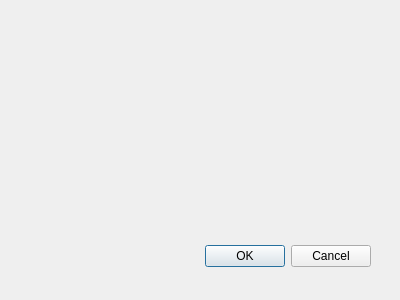
Qt form BerViewer/sign_verify_dlg.ui (jykim74/BerEditor) before a commit.
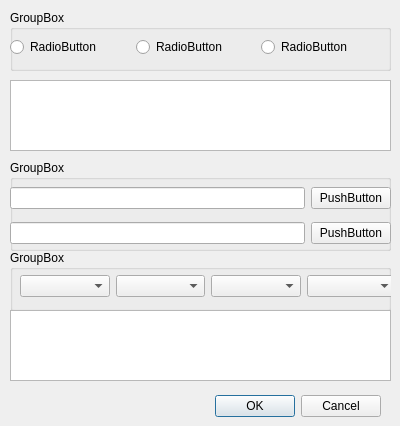
The same form after that commit.

The edit to the form file:
```diff
--- a/BerViewer/sign_verify_dlg.ui
+++ b/BerViewer/sign_verify_dlg.ui
@@ -9,7 +9,7 @@
     <x>0</x>
     <y>0</y>
     <width>400</width>
-    <height>300</height>
+    <height>426</height>
    </rect>
   </property>
   <property name="windowTitle">
@@ -18,8 +18,8 @@
   <widget name="buttonBox" class="QDialogButtonBox">
    <property name="geometry">
     <rect>
-     <x>30</x>
-     <y>240</y>
+     <x>40</x>
+     <y>390</y>
      <width>341</width>
      <height>32</height>
     </rect>
@@ -31,6 +31,154 @@
     <set>QDialogButtonBox::Cancel|QDialogButtonBox::Ok</set>
    </property>
   </widget>
+  <widget class="QGroupBox" name="groupBox">
+   <property name="geometry">
+    <rect>
+     <x>10</x>
+     <y>10</y>
+     <width>381</width>
+     <height>61</height>
+    </rect>
+   </property>
+   <property name="title">
+    <string>GroupBox</string>
+   </property>
+   <widget class="QWidget" name="gridLayoutWidget">
+    <property name="geometry">
+     <rect>
+      <x>0</x>
+      <y>22</y>
+      <width>371</width>
+      <height>31</height>
+     </rect>
+    </property>
+    <layout class="QGridLayout" name="gridLayout">
+     <item row="0" column="1">
+      <widget class="QRadioButton" name="radioButton_2">
+       <property name="text">
+        <string>RadioButton</string>
+       </property>
+      </widget>
+     </item>
+     <item row="0" column="0">
+      <widget class="QRadioButton" name="radioButton">
+       <property name="text">
+        <string>RadioButton</string>
+       </property>
+      </widget>
+     </item>
+     <item row="0" column="2">
+      <widget class="QRadioButton" name="radioButton_3">
+       <property name="text">
+        <string>RadioButton</string>
+       </property>
+      </widget>
+     </item>
+    </layout>
+   </widget>
+  </widget>
+  <widget class="QPlainTextEdit" name="plainTextEdit">
+   <property name="geometry">
+    <rect>
+     <x>10</x>
+     <y>80</y>
+     <width>381</width>
+     <height>71</height>
+    </rect>
+   </property>
+  </widget>
+  <widget class="QGroupBox" name="groupBox_2">
+   <property name="geometry">
+    <rect>
+     <x>10</x>
+     <y>160</y>
+     <width>381</width>
+     <height>91</height>
+    </rect>
+   </property>
+   <property name="title">
+    <string>GroupBox</string>
+   </property>
+   <widget class="QWidget" name="gridLayoutWidget_2">
+    <property name="geometry">
+     <rect>
+      <x>0</x>
+      <y>20</y>
+      <width>381</width>
+      <height>71</height>
+     </rect>
+    </property>
+    <layout class="QGridLayout" name="gridLayout_2">
+     <item row="0" column="0">
+      <widget class="QLineEdit" name="lineEdit"/>
+     </item>
+     <item row="0" column="1">
+      <widget class="QPushButton" name="pushButton">
+       <property name="text">
+        <string>PushButton</string>
+       </property>
+      </widget>
+     </item>
+     <item row="1" column="0">
+      <widget class="QLineEdit" name="lineEdit_2"/>
+     </item>
+     <item row="1" column="1">
+      <widget class="QPushButton" name="pushButton_2">
+       <property name="text">
+        <string>PushButton</string>
+       </property>
+      </widget>
+     </item>
+    </layout>
+   </widget>
+  </widget>
+  <widget class="QGroupBox" name="groupBox_3">
+   <property name="geometry">
+    <rect>
+     <x>10</x>
+     <y>250</y>
+     <width>381</width>
+     <height>61</height>
+    </rect>
+   </property>
+   <property name="title">
+    <string>GroupBox</string>
+   </property>
+   <widget class="QWidget" name="gridLayoutWidget_3">
+    <property name="geometry">
+     <rect>
+      <x>10</x>
+      <y>20</y>
+      <width>376</width>
+      <height>32</height>
+     </rect>
+    </property>
+    <layout class="QGridLayout" name="gridLayout_3">
+     <item row="0" column="1">
+      <widget class="QComboBox" name="comboBox_2"/>
+     </item>
+     <item row="0" column="0">
+      <widget class="QComboBox" name="comboBox"/>
+     </item>
+     <item row="0" column="2">
+      <widget class="QComboBox" name="comboBox_3"/>
+     </item>
+     <item row="0" column="3">
+      <widget class="QComboBox" name="comboBox_4"/>
+     </item>
+    </layout>
+   </widget>
+  </widget>
+  <widget class="QPlainTextEdit" name="plainTextEdit_2">
+   <property name="geometry">
+    <rect>
+     <x>10</x>
+     <y>310</y>
+     <width>381</width>
+     <height>71</height>
+    </rect>
+   </property>
+  </widget>
  </widget>
  <pixmapfunction/>
  <resources/>
```
Left out of the diff: 9 changed lines with no effect on the pictures.
